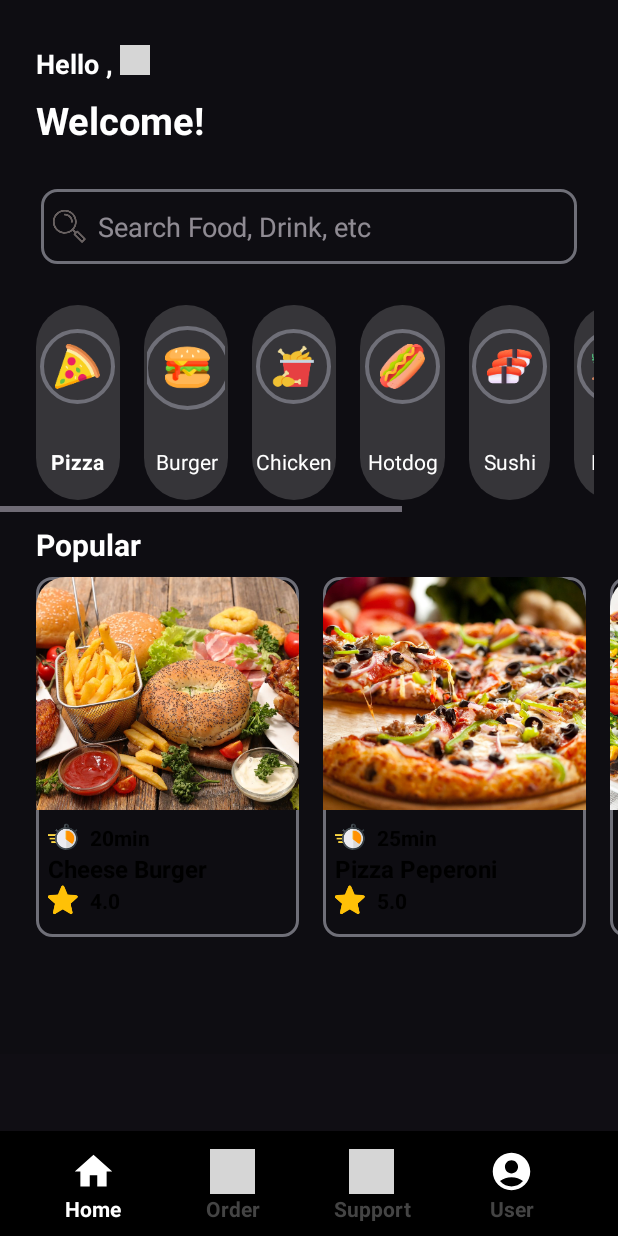
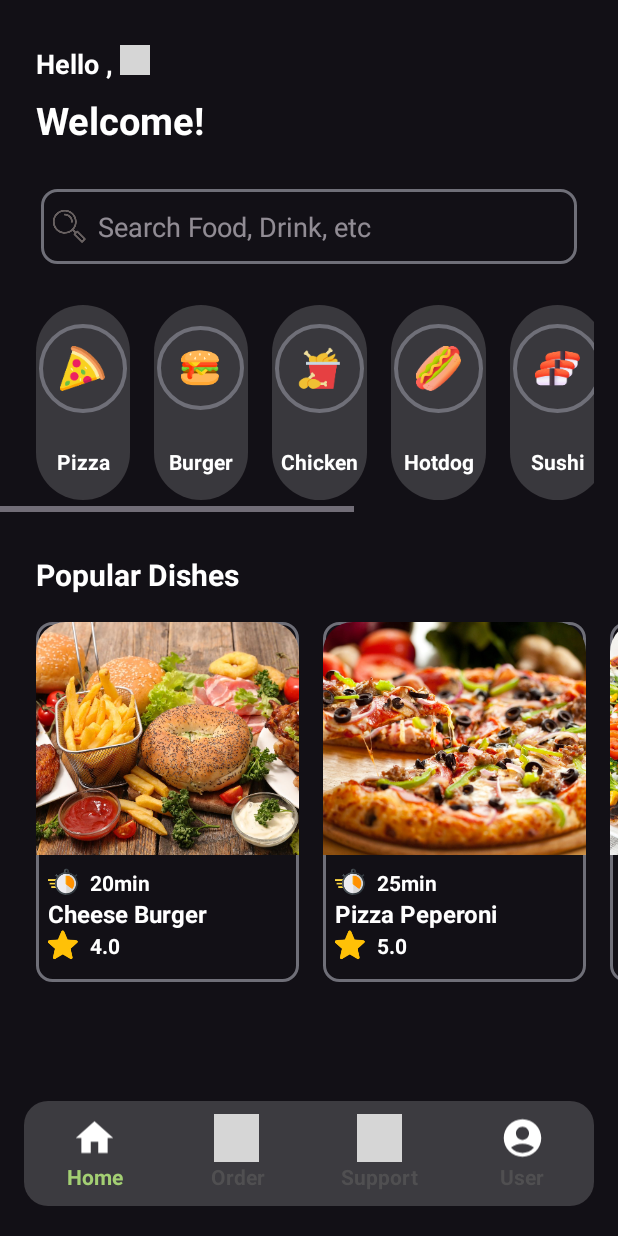
Before and after one commit to MinhPhucNguyen/AndroidProject_FoodDelivery, an Android app: the MainActivity screen opened directly, with no data from a screen before it, on a phone screen of 412 x 824 dp. Run offline under Robolectric (Android 15) with nearby library versions, the phone set to English and light mode, and no system bars; pictures from the network do not load; grey boxes are pictures that could not be loaded.

Commit message:
Edit code

```diff
--- a/app/src/main/res/drawable/border_food_icon.xml
+++ b/app/src/main/res/drawable/border_food_icon.xml
@@ -1,4 +1,5 @@
 <?xml version="1.0" encoding="utf-8"?>
 <shape xmlns:android="http://schemas.android.com/apk/res/android" android:shape="oval">
     <stroke android:color="@color/grey" android:width="2.5dp" />
+    <padding android:right="5dp" android:left="5dp"  android:bottom="5dp" android:top="5dp" />
 </shape>
--- /dev/null
+++ b/app/src/main/res/drawable/bottom_bar_radius.xml
@@ -0,0 +1,6 @@
+<?xml version="1.0" encoding="utf-8"?>
+<shape xmlns:android="http://schemas.android.com/apk/res/android">
+    <corners android:radius="16dp"/>
+    <solid android:color="#33E6E5E5" />
+    <padding android:top="5dp" android:bottom="5dp"/>
+</shape>
--- a/app/src/main/res/layout/activity_main.xml
+++ b/app/src/main/res/layout/activity_main.xml
@@ -14,13 +14,11 @@
         app:layout_constraintBottom_toBottomOf="parent"
         app:layout_constraintEnd_toEndOf="parent"
         app:layout_constraintStart_toStartOf="parent"
-        app:layout_constraintTop_toTopOf="parent"
-        android:background="#1A000000">
+        app:layout_constraintTop_toTopOf="parent">
 
         <LinearLayout
             android:layout_width="match_parent"
             android:layout_height="wrap_content"
-            android:background="#1A000000"
             android:orientation="vertical"
             android:paddingBottom="70dp">
 
@@ -107,17 +105,19 @@
             </LinearLayout>
 
             <HorizontalScrollView
-                android:layout_width="wrap_content"
+                android:layout_width="match_parent"
                 android:layout_height="wrap_content"
                 android:layout_marginRight="16dp"
-                >
+                android:layout_marginBottom="20dp">
+
                 <LinearLayout
                     android:layout_width="match_parent"
                     android:layout_height="match_parent"
                     android:layout_marginStart="16dp"
                     android:layout_marginTop="16dp"
                     android:layout_marginEnd="16dp"
-                    android:orientation="horizontal">
+                    android:orientation="horizontal"
+                    android:paddingEnd="16dp">
 
                     <LinearLayout
                         android:layout_width="match_parent"
@@ -128,8 +128,9 @@
                             android:layout_width="0dp"
                             android:layout_height="130dp"
                             android:layout_margin="8dp"
-                            android:layout_weight="0.3"
+                            android:layout_weight="0.35"
                             android:background="@drawable/border_background2">
+
                             <LinearLayout
                                 android:id="@+id/linearLayout4"
                                 android:layout_width="wrap_content"
@@ -142,8 +143,7 @@
                                 app:layout_constraintHorizontal_bias="0.482"
                                 app:layout_constraintStart_toStartOf="parent"
                                 app:layout_constraintTop_toTopOf="parent"
-                                app:layout_constraintVertical_bias="0.355"
-                             >
+                                app:layout_constraintVertical_bias="0.355">
 
                                 <ImageView
                                     android:id="@+id/imageViewPizza"
@@ -162,8 +162,8 @@
                                 android:layout_height="wrap_content"
                                 android:layout_marginBottom="16dp"
                                 android:text="Pizza"
+                                android:textColor="@color/white"
                                 android:textStyle="bold"
-                                android:textColor="@color/white"
                                 app:layout_constraintBottom_toBottomOf="parent"
                                 app:layout_constraintEnd_toEndOf="@+id/linearLayout4"
                                 app:layout_constraintStart_toStartOf="@+id/linearLayout4" />
@@ -173,7 +173,7 @@
                             android:layout_width="0dp"
                             android:layout_height="130dp"
                             android:layout_margin="8dp"
-                            android:layout_weight="0.3"
+                            android:layout_weight="0.35"
                             android:background="@drawable/border_background2">
 
                             <LinearLayout
@@ -192,8 +192,8 @@
 
                                 <ImageView
                                     android:id="@+id/imageViewBurger"
-                                    android:layout_width="30dp"
-                                    android:layout_height="30dp"
+                                    android:layout_width="25dp"
+                                    android:layout_height="25dp"
                                     android:layout_margin="10dp"
                                     app:layout_constraintEnd_toEndOf="parent"
                                     app:layout_constraintStart_toStartOf="parent"
@@ -208,6 +208,7 @@
                                 android:layout_marginBottom="16dp"
                                 android:text="Burger"
                                 android:textColor="@color/white"
+                                android:textStyle="bold"
                                 app:layout_constraintBottom_toBottomOf="parent"
                                 app:layout_constraintEnd_toEndOf="@+id/linearLayout5"
                                 app:layout_constraintStart_toStartOf="@+id/linearLayout5" />
@@ -217,8 +218,9 @@
                             android:layout_width="0dp"
                             android:layout_height="130dp"
                             android:layout_margin="8dp"
-                            android:layout_weight="0.3"
+                            android:layout_weight="0.35"
                             android:background="@drawable/border_background2">
+
                             <LinearLayout
                                 android:id="@+id/linearLayout6"
                                 android:layout_width="wrap_content"
@@ -231,8 +233,7 @@
                                 app:layout_constraintHorizontal_bias="0.482"
                                 app:layout_constraintStart_toStartOf="parent"
                                 app:layout_constraintTop_toTopOf="parent"
-                                app:layout_constraintVertical_bias="0.355"
-                               >
+                                app:layout_constraintVertical_bias="0.355">
 
                                 <ImageView
                                     android:id="@+id/imageViewChicken"
@@ -252,6 +253,7 @@
                                 android:layout_marginBottom="16dp"
                                 android:text="Chicken"
                                 android:textColor="@color/white"
+                                android:textStyle="bold"
                                 app:layout_constraintBottom_toBottomOf="parent"
                                 app:layout_constraintEnd_toEndOf="@+id/linearLayout6"
                                 app:layout_constraintStart_toStartOf="@+id/linearLayout6" />
@@ -261,8 +263,9 @@
                             android:layout_width="0dp"
                             android:layout_height="130dp"
                             android:layout_margin="8dp"
-                            android:layout_weight="0.3"
+                            android:layout_weight="0.35"
                             android:background="@drawable/border_background2">
+
                             <LinearLayout
                                 android:id="@+id/linearLayout7"
                                 android:layout_width="wrap_content"
@@ -275,8 +278,7 @@
                                 app:layout_constraintHorizontal_bias="0.482"
                                 app:layout_constraintStart_toStartOf="parent"
                                 app:layout_constraintTop_toTopOf="parent"
-                                app:layout_constraintVertical_bias="0.355"
-                               >
+                                app:layout_constraintVertical_bias="0.355">
 
                                 <ImageView
                                     android:id="@+id/imageViewHotdog"
@@ -296,6 +298,7 @@
                                 android:layout_marginBottom="16dp"
                                 android:text="Hotdog"
                                 android:textColor="@color/white"
+                                android:textStyle="bold"
                                 app:layout_constraintBottom_toBottomOf="parent"
                                 app:layout_constraintEnd_toEndOf="@+id/linearLayout7"
                                 app:layout_constraintStart_toStartOf="@+id/linearLayout7" />
@@ -312,8 +315,9 @@
                             android:layout_width="0dp"
                             android:layout_height="130dp"
                             android:layout_margin="8dp"
-                            android:layout_weight="0.3"
+                            android:layout_weight="0.35"
                             android:background="@drawable/border_background2">
+
                             <LinearLayout
                                 android:id="@+id/linearLayout8"
                                 android:layout_width="wrap_content"
@@ -326,8 +330,7 @@
                                 app:layout_constraintHorizontal_bias="0.482"
                                 app:layout_constraintStart_toStartOf="parent"
                                 app:layout_constraintTop_toTopOf="parent"
-                                app:layout_constraintVertical_bias="0.355"
-                                >
+                                app:layout_constraintVertical_bias="0.355">
 
                                 <ImageView
                                     android:id="@+id/imageViewSushi"
@@ -347,6 +350,7 @@
                                 android:layout_marginBottom="16dp"
                                 android:text="Sushi"
                                 android:textColor="@color/white"
+                                android:textStyle="bold"
                                 app:layout_constraintBottom_toBottomOf="parent"
                                 app:layout_constraintEnd_toEndOf="@+id/linearLayout8"
                                 app:layout_constraintStart_toStartOf="@+id/linearLayout8" />
@@ -356,8 +360,9 @@
                             android:layout_width="0dp"
                             android:layout_height="130dp"
                             android:layout_margin="8dp"
-                            android:layout_weight="0.3"
+                            android:layout_weight="0.35"
                             android:background="@drawable/border_background2">
+
                             <LinearLayout
                                 android:id="@+id/linearLayout9"
                                 android:layout_width="wrap_content"
@@ -370,8 +375,7 @@
                                 app:layout_constraintHorizontal_bias="0.482"
                                 app:layout_constraintStart_toStartOf="parent"
                                 app:layout_constraintTop_toTopOf="parent"
-                                app:layout_constraintVertical_bias="0.355"
-                               >
+                                app:layout_constraintVertical_bias="0.355">
 
                                 <ImageView
                                     android:id="@+id/imageViewMeat"
@@ -391,6 +395,7 @@
                                 android:layout_marginBottom="16dp"
                                 android:text="Meat"
                                 android:textColor="@color/white"
+                                android:textStyle="bold"
                                 app:layout_constraintBottom_toBottomOf="parent"
                                 app:layout_constraintEnd_toEndOf="@+id/linearLayout9"
                                 app:layout_constraintStart_toStartOf="@+id/linearLayout9" />
@@ -400,8 +405,9 @@
                             android:layout_width="0dp"
                             android:layout_height="130dp"
                             android:layout_margin="8dp"
-                            android:layout_weight="0.3"
+                            android:layout_weight="0.35"
                             android:background="@drawable/border_background2">
+
                             <LinearLayout
                                 android:id="@+id/linearLayout10"
                                 android:layout_width="wrap_content"
@@ -414,8 +420,7 @@
                                 app:layout_constraintHorizontal_bias="0.482"
                                 app:layout_constraintStart_toStartOf="parent"
                                 app:layout_constraintTop_toTopOf="parent"
-                                app:layout_constraintVertical_bias="0.355"
-                               >
+                                app:layout_constraintVertical_bias="0.355">
 
                                 <ImageView
                                     android:id="@+id/imageViewDrink"
@@ -435,6 +440,7 @@
                                 android:layout_marginBottom="16dp"
                                 android:text="Drink"
                                 android:textColor="@color/white"
+                                android:textStyle="bold"
                                 app:layout_constraintBottom_toBottomOf="parent"
                                 app:layout_constraintEnd_toEndOf="@+id/linearLayout10"
                                 app:layout_constraintStart_toStartOf="@+id/linearLayout10" />
@@ -444,9 +450,9 @@
                             android:layout_width="0dp"
                             android:layout_height="130dp"
                             android:layout_margin="8dp"
-                            android:layout_weight="0.3"
-                            android:background="@drawable/border_background2"
-                           >
+                            android:layout_weight="0.35"
+                            android:background="@drawable/border_background2">
+
                             <LinearLayout
                                 android:id="@+id/linearLayout11"
                                 android:layout_width="wrap_content"
@@ -459,8 +465,7 @@
                                 app:layout_constraintHorizontal_bias="0.482"
                                 app:layout_constraintStart_toStartOf="parent"
                                 app:layout_constraintTop_toTopOf="parent"
-                                app:layout_constraintVertical_bias="0.355"
-                               >
+                                app:layout_constraintVertical_bias="0.355">
 
                                 <ImageView
                                     android:id="@+id/imageViewMore"
@@ -480,6 +485,7 @@
                                 android:layout_marginBottom="16dp"
                                 android:text="More"
                                 android:textColor="@color/white"
+                                android:textStyle="bold"
                                 app:layout_constraintBottom_toBottomOf="parent"
                                 app:layout_constraintEnd_toEndOf="@+id/linearLayout11"
                                 app:layout_constraintStart_toStartOf="@+id/linearLayout11" />
@@ -487,7 +493,6 @@
                     </LinearLayout>
                 </LinearLayout>
             </HorizontalScrollView>
-
 
             <LinearLayout
                 android:layout_width="match_parent"
@@ -503,10 +508,11 @@
                     android:layout_width="wrap_content"
                     android:layout_height="wrap_content"
                     android:layout_weight="1"
-                    android:text="Popular"
+                    android:text="Popular Dishes"
                     android:textColor="@color/white"
                     android:textSize="20sp"
-                    android:textStyle="bold" />
+                    android:textStyle="bold"
+                    android:layout_marginBottom="10dp"/>
             </LinearLayout>
 
             <androidx.recyclerview.widget.RecyclerView
@@ -524,24 +530,24 @@
         android:id="@+id/coordinatorLayout"
         android:layout_width="match_parent"
         android:layout_height="70dp"
+        android:layout_marginBottom="20dp"
         app:layout_constraintBottom_toBottomOf="parent"
         app:layout_constraintEnd_toEndOf="parent"
-        app:layout_constraintStart_toStartOf="parent"
-        android:paddingBottom="10dp"
-        android:background="@color/black"
-        android:elevation="10dp">
+        app:layout_constraintStart_toStartOf="parent">
 
         <com.google.android.material.bottomappbar.BottomAppBar
             android:id="@+id/bottomAppBar"
             android:layout_width="match_parent"
-            android:layout_height="70dp"
-            android:backgroundTint="@color/black">
+            android:layout_height="match_parent"
+            android:backgroundTint="#00000000"
+            style="@style/CustomBottomAppBar">
 
             <LinearLayout
                 android:layout_width="match_parent"
-                android:layout_height="wrap_content"
+                android:layout_height="match_parent"
                 android:layout_marginRight="16dp"
-                android:background="@color/black"
+                android:paddingBottom="10dp"
+                android:background="@drawable/bottom_bar_radius"
                 android:orientation="horizontal">
 
                 <LinearLayout
@@ -566,7 +572,7 @@
                         android:layout_height="wrap_content"
                         android:text="Home"
                         android:textAlignment="center"
-                        android:textColor="@color/white"
+                        android:textColor="@color/main_color"
                         android:textStyle="bold" />
                 </LinearLayout>
 
--- a/app/src/main/res/layout/viewholder_food_list.xml
+++ b/app/src/main/res/layout/viewholder_food_list.xml
@@ -33,7 +33,7 @@
         android:layout_marginStart="8dp"
         android:text="20 min"
         android:textStyle="bold"
-        android:textColor="@color/black"
+        android:textColor="@color/white"
         app:layout_constraintBottom_toBottomOf="@+id/imageView6"
         app:layout_constraintStart_toEndOf="@+id/imageView6"
         app:layout_constraintTop_toTopOf="@+id/imageView6"
@@ -46,7 +46,7 @@
         android:text="Title"
         android:textSize="16sp"
         android:textStyle="bold"
-        android:textColor="@color/black"
+        android:textColor="@color/white"
         app:layout_constraintStart_toStartOf="@+id/imageView6"
         app:layout_constraintTop_toBottomOf="@+id/imageView6" />
 
@@ -64,7 +64,7 @@
         android:layout_height="wrap_content"
         android:layout_marginStart="8dp"
         android:text="0"
-        android:textColor="@color/black"
+        android:textColor="@color/white"
         android:textStyle="bold"
         app:layout_constraintBottom_toBottomOf="@+id/imageView7"
         app:layout_constraintStart_toEndOf="@+id/imageView7"
--- a/app/src/main/res/values/colors.xml
+++ b/app/src/main/res/values/colors.xml
@@ -10,4 +10,5 @@
     <color name="green">#18a73e</color>
     <color name="grey">#6f6f78</color>
     <color name="light_grey">#ebebeb</color>
+    <color name="main_color">#A3CF73</color>
 </resources>
--- /dev/null
+++ b/app/src/main/res/values/styles.xml
@@ -0,0 +1,6 @@
+<?xml version="1.0" encoding="utf-8"?>
+<resources>
+    <style name="CustomBottomAppBar" parent="Widget.MaterialComponents.BottomAppBar">
+        <item name="android:background">@android:color/transparent</item>
+    </style>
+</resources>
```
